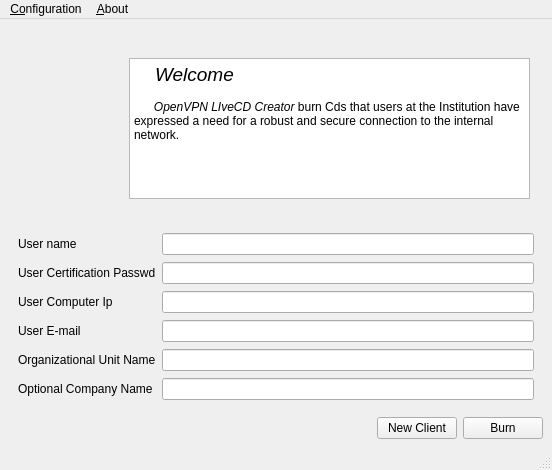
Qt form ui/mainwindow.ui (COMU/olric) before a commit.
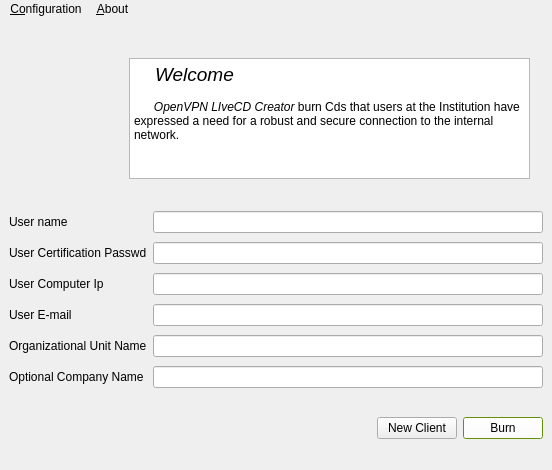
The same form after that commit. Icons and pictures are not drawn.

What changed in the file:
```diff
--- a/ui/mainwindow.ui
+++ b/ui/mainwindow.ui
@@ -18,107 +18,20 @@
   </property>
   <property name="windowIcon">
    <iconset resource="../resources/source.qrc">
-    <normaloff>:/olric.png</normaloff>:/olric.png</iconset>
+    <normaloff>:/olricWelcome.png</normaloff>:/olricWelcome.png</iconset>
+  </property>
+  <property name="autoFillBackground">
+   <bool>false</bool>
+  </property>
+  <property name="styleSheet">
+   <string>
+border-color: rgb(255, 255, 255);
+
+
+</string>
   </property>
   <widget class="QWidget" name="centralwidget">
    <layout class="QGridLayout" name="gridLayout_2">
-    <item row="1" column="0" colspan="3">
-     <widget class="QWidget" name="widget" native="true">
-      <layout class="QGridLayout" name="gridLayout">
-       <item row="0" column="0">
-        <widget class="QLabel" name="label">
-         <property name="text">
-          <string>User name</string>
-         </property>
-        </widget>
-       </item>
-       <item row="0" column="1">
-        <widget class="QLineEdit" name="line_user_name"/>
-       </item>
-       <item row="1" column="0">
-        <widget class="QLabel" name="label_2">
-         <property name="text">
-          <string>User Certification Passwd</string>
-         </property>
-        </widget>
-       </item>
-       <item row="1" column="1">
-        <widget class="QLineEdit" name="password"/>
-       </item>
-       <item row="2" column="0">
-        <widget class="QLabel" name="label_4">
-         <property name="text">
-          <string>User Computer Ip</string>
-         </property>
-        </widget>
-       </item>
-       <item row="2" column="1">
-        <widget class="QLineEdit" name="machine_name">
-         <property name="text">
-          <string/>
-         </property>
-        </widget>
-       </item>
-       <item row="3" column="0">
-        <widget class="QLabel" name="label_5">
-         <property name="text">
-          <string>User E-mail</string>
-         </property>
-        </widget>
-       </item>
-       <item row="3" column="1">
-        <widget class="QLineEdit" name="email"/>
-       </item>
-       <item row="4" column="0">
-        <widget class="QLabel" name="label_6">
-         <property name="text">
-          <string>Organizational Unit Name</string>
-         </property>
-        </widget>
-       </item>
-       <item row="4" column="1">
-        <widget class="QLineEdit" name="unit_name"/>
-       </item>
-       <item row="5" column="0">
-        <widget class="QLabel" name="label_7">
-         <property name="text">
-          <string>Optional Company Name</string>
-         </property>
-        </widget>
-       </item>
-       <item row="5" column="1">
-        <widget class="QLineEdit" name="company_name"/>
-       </item>
-      </layout>
-     </widget>
-    </item>
-    <item row="2" column="0">
-     <spacer name="horizontalSpacer">
-      <property name="orientation">
-       <enum>Qt::Horizontal</enum>
-      </property>
-      <property name="sizeHint" stdset="0">
-       <size>
-        <width>361</width>
-        <height>20</height>
-       </size>
-      </property>
-     </spacer>
-    </item>
-    <item row="2" column="1">
-     <widget class="QPushButton" name="ButtonNewClient">
-      <property name="text">
-       <string>New Client</string>
-      </property>
-     </widget>
-    </item>
-    <item row="2" column="2">
-     <widget class="QPushButton" name="ButtonBurn">
-      <property name="text">
-       <string>Burn</string>
-      </property>
-     </widget>
-    </item>
     <item row="0" column="0" colspan="3">
      <widget class="QWidget" name="widget_2" native="true">
       <widget class="QLabel" name="labelWelcome">
@@ -156,14 +69,54 @@
        </property>
       </widget>
       <widget class="QTextEdit" name="textEdit">
+       <property name="enabled">
+        <bool>true</bool>
+       </property>
        <property name="geometry">
         <rect>
          <x>120</x>
          <y>30</y>
          <width>401</width>
-         <height>141</height>
+         <height>121</height>
         </rect>
        </property>
+       <property name="palette">
+        <palette>
+         <active>
+          <colorrole role="Highlight">
+           <brush brushstyle="SolidPattern">
+            <color alpha="255">
+             <red>255</red>
+             <green>85</green>
+             <blue>255</blue>
+            </color>
+           </brush>
+          </colorrole>
+         </active>
+         <inactive>
+          <colorrole role="Highlight">
+           <brush brushstyle="SolidPattern">
+            <color alpha="255">
+             <red>255</red>
+             <green>85</green>
+             <blue>255</blue>
+            </color>
+           </brush>
+          </colorrole>
+         </inactive>
+         <disabled>
+          <colorrole role="Highlight">
+           <brush brushstyle="SolidPattern">
+            <color alpha="255">
+             <red>178</red>
+             <green>178</green>
+             <blue>178</blue>
+            </color>
+           </brush>
+          </colorrole>
+         </disabled>
+        </palette>
+       </property>
        <property name="mouseTracking">
         <bool>false</bool>
        </property>
@@ -173,6 +126,9 @@
        <property name="autoFillBackground">
         <bool>true</bool>
        </property>
+       <property name="styleSheet">
+        <string>gridline-color: rgb(255, 255, 255);</string>
+       </property>
        <property name="verticalScrollBarPolicy">
         <enum>Qt::ScrollBarAlwaysOff</enum>
        </property>
@@ -194,6 +150,596 @@
 &lt;p style=&quot;-qt-paragraph-type:empty; margin-top:0px; margin-bottom:0px; margin-left:0px; margin-right:0px; -qt-block-indent:0; text-indent:0px; font-size:12pt;&quot;&gt;&lt;/p&gt;&lt;/body&gt;&lt;/html&gt;</string>
        </property>
       </widget>
+      <widget class="QWidget" name="widget" native="true">
+       <property name="geometry">
+        <rect>
+         <x>0</x>
+         <y>180</y>
+         <width>534</width>
+         <height>185</height>
+        </rect>
+       </property>
+       <layout class="QGridLayout" name="gridLayout">
+        <item row="0" column="0">
+         <widget class="QLabel" name="label">
+          <property name="text">
+           <string>User name</string>
+          </property>
+         </widget>
+        </item>
+        <item row="0" column="1">
+         <widget class="QLineEdit" name="line_user_name">
+          <property name="palette">
+           <palette>
+            <active>
+             <colorrole role="Highlight">
+              <brush brushstyle="SolidPattern">
+               <color alpha="255">
+                <red>142</red>
+                <green>201</green>
+                <blue>15</blue>
+               </color>
+              </brush>
+             </colorrole>
+             <colorrole role="LinkVisited">
+              <brush brushstyle="SolidPattern">
+               <color alpha="255">
+                <red>142</red>
+                <green>201</green>
+                <blue>15</blue>
+               </color>
+              </brush>
+             </colorrole>
+            </active>
+            <inactive>
+             <colorrole role="Highlight">
+              <brush brushstyle="SolidPattern">
+               <color alpha="255">
+                <red>142</red>
+                <green>201</green>
+                <blue>15</blue>
+               </color>
+              </brush>
+             </colorrole>
+             <colorrole role="LinkVisited">
+              <brush brushstyle="SolidPattern">
+               <color alpha="255">
+                <red>142</red>
+                <green>201</green>
+                <blue>15</blue>
+               </color>
+              </brush>
+             </colorrole>
+            </inactive>
+            <disabled>
+             <colorrole role="Highlight">
+              <brush brushstyle="SolidPattern">
+               <color alpha="255">
+                <red>178</red>
+                <green>178</green>
+                <blue>178</blue>
+               </color>
+              </brush>
+             </colorrole>
+             <colorrole role="LinkVisited">
+              <brush brushstyle="SolidPattern">
+               <color alpha="255">
+                <red>142</red>
+                <green>201</green>
+                <blue>15</blue>
+               </color>
+              </brush>
+             </colorrole>
+            </disabled>
+           </palette>
+          </property>
+          <property name="autoFillBackground">
+           <bool>true</bool>
+          </property>
+          <property name="styleSheet">
+           <string notr="true">border-color: rgb(255, 85, 255);</string>
+          </property>
+         </widget>
+        </item>
+        <item row="1" column="0">
+         <widget class="QLabel" name="label_2">
+          <property name="text">
+           <string>User Certification Passwd</string>
+          </property>
+         </widget>
+        </item>
+        <item row="2" column="0">
+         <widget class="QLabel" name="label_4">
+          <property name="text">
+           <string>User Computer Ip</string>
+          </property>
+         </widget>
+        </item>
+        <item row="2" column="1">
+         <widget class="QLineEdit" name="machine_name">
+          <property name="palette">
+           <palette>
+            <active>
+             <colorrole role="Highlight">
+              <brush brushstyle="SolidPattern">
+               <color alpha="255">
+                <red>153</red>
+                <green>178</green>
+                <blue>38</blue>
+               </color>
+              </brush>
+             </colorrole>
+            </active>
+            <inactive>
+             <colorrole role="Highlight">
+              <brush brushstyle="SolidPattern">
+               <color alpha="255">
+                <red>153</red>
+                <green>178</green>
+                <blue>38</blue>
+               </color>
+              </brush>
+             </colorrole>
+            </inactive>
+            <disabled>
+             <colorrole role="Highlight">
+              <brush brushstyle="SolidPattern">
+               <color alpha="255">
+                <red>178</red>
+                <green>178</green>
+                <blue>178</blue>
+               </color>
+              </brush>
+             </colorrole>
+            </disabled>
+           </palette>
+          </property>
+          <property name="autoFillBackground">
+           <bool>true</bool>
+          </property>
+          <property name="styleSheet">
+           <string>border-color: rgb(0, 119, 0);</string>
+          </property>
+          <property name="text">
+           <string/>
+          </property>
+         </widget>
+        </item>
+        <item row="3" column="0">
+         <widget class="QLabel" name="label_5">
+          <property name="text">
+           <string>User E-mail</string>
+          </property>
+         </widget>
+        </item>
+        <item row="3" column="1">
+         <widget class="QLineEdit" name="email">
+          <property name="palette">
+           <palette>
+            <active>
+             <colorrole role="Highlight">
+              <brush brushstyle="SolidPattern">
+               <color alpha="255">
+                <red>142</red>
+                <green>201</green>
+                <blue>15</blue>
+               </color>
+              </brush>
+             </colorrole>
+            </active>
+            <inactive>
+             <colorrole role="Highlight">
+              <brush brushstyle="SolidPattern">
+               <color alpha="255">
+                <red>142</red>
+                <green>201</green>
+                <blue>15</blue>
+               </color>
+              </brush>
+             </colorrole>
+            </inactive>
+            <disabled>
+             <colorrole role="Highlight">
+              <brush brushstyle="SolidPattern">
+               <color alpha="255">
+                <red>178</red>
+                <green>178</green>
+                <blue>178</blue>
+               </color>
+              </brush>
+             </colorrole>
+            </disabled>
+           </palette>
+          </property>
+          <property name="styleSheet">
+           <string>border-color: rgb(0, 119, 0);</string>
+          </property>
+         </widget>
+        </item>
+        <item row="4" column="0">
+         <widget class="QLabel" name="label_6">
+          <property name="text">
+           <string>Organizational Unit Name</string>
+          </property>
+         </widget>
+        </item>
+        <item row="4" column="1">
+         <widget class="QLineEdit" name="unit_name">
+          <property name="palette">
+           <palette>
+            <active>
+             <colorrole role="Highlight">
+              <brush brushstyle="SolidPattern">
+               <color alpha="255">
+                <red>142</red>
+                <green>201</green>
+                <blue>15</blue>
+               </color>
+              </brush>
+             </colorrole>
+            </active>
+            <inactive>
+             <colorrole role="Highlight">
+              <brush brushstyle="SolidPattern">
+               <color alpha="255">
+                <red>142</red>
+                <green>201</green>
+                <blue>15</blue>
+               </color>
+              </brush>
+             </colorrole>
+            </inactive>
+            <disabled>
+             <colorrole role="Highlight">
+              <brush brushstyle="SolidPattern">
+               <color alpha="255">
+                <red>178</red>
+                <green>178</green>
+                <blue>178</blue>
+               </color>
+              </brush>
+             </colorrole>
+            </disabled>
+           </palette>
+          </property>
+          <property name="styleSheet">
+           <string>border-color: rgb(0, 119, 0);</string>
+          </property>
+         </widget>
+        </item>
+        <item row="5" column="0">
+         <widget class="QLabel" name="label_7">
+          <property name="text">
+           <string>Optional Company Name</string>
+          </property>
+         </widget>
+        </item>
+        <item row="5" column="1">
+         <widget class="QLineEdit" name="company_name">
+          <property name="palette">
+           <palette>
+            <active>
+             <colorrole role="Highlight">
+              <brush brushstyle="SolidPattern">
+               <color alpha="255">
+                <red>142</red>
+                <green>201</green>
+                <blue>15</blue>
+               </color>
+              </brush>
+             </colorrole>
+            </active>
+            <inactive>
+             <colorrole role="Highlight">
+              <brush brushstyle="SolidPattern">
+               <color alpha="255">
+                <red>142</red>
+                <green>201</green>
+                <blue>15</blue>
+               </color>
+              </brush>
+             </colorrole>
+            </inactive>
+            <disabled>
+             <colorrole role="Highlight">
+              <brush brushstyle="SolidPattern">
+               <color alpha="255">
+                <red>178</red>
+                <green>178</green>
+                <blue>178</blue>
+               </color>
+              </brush>
+             </colorrole>
+            </disabled>
+           </palette>
+          </property>
+          <property name="styleSheet">
+           <string>border-color: rgb(0, 119, 0);</string>
+          </property>
+         </widget>
+        </item>
+        <item row="1" column="1">
+         <widget class="QLineEdit" name="password">
+          <property name="palette">
+           <palette>
+            <active>
+             <colorrole role="Highlight">
+              <brush brushstyle="SolidPattern">
+               <color alpha="255">
+                <red>142</red>
+                <green>201</green>
+                <blue>15</blue>
+               </color>
+              </brush>
+             </colorrole>
+            </active>
+            <inactive>
+             <colorrole role="Highlight">
+              <brush brushstyle="SolidPattern">
+               <color alpha="255">
+                <red>142</red>
+                <green>201</green>
+                <blue>15</blue>
+               </color>
+              </brush>
+             </colorrole>
+            </inactive>
+            <disabled>
+             <colorrole role="Highlight">
+              <brush brushstyle="SolidPattern">
+               <color alpha="255">
+                <red>178</red>
+                <green>178</green>
+                <blue>178</blue>
+               </color>
+              </brush>
+             </colorrole>
+            </disabled>
+           </palette>
+          </property>
+          <property name="styleSheet">
+           <string>border-color: rgb(0, 119, 0);</string>
+          </property>
+         </widget>
+        </item>
+       </layout>
+      </widget>
+     </widget>
+    </item>
+    <item row="1" column="0">
+     <spacer name="horizontalSpacer">
+      <property name="orientation">
+       <enum>Qt::Horizontal</enum>
+      </property>
+      <property name="sizeHint" stdset="0">
+       <size>
+        <width>361</width>
+        <height>20</height>
+       </size>
+      </property>
+     </spacer>
+    </item>
+    <item row="1" column="1">
+     <widget class="QPushButton" name="ButtonNewClient">
+      <property name="palette">
+       <palette>
+        <active>
+         <colorrole role="Highlight">
+          <brush brushstyle="SolidPattern">
+           <color alpha="255">
+            <red>142</red>
+            <green>201</green>
+            <blue>15</blue>
+           </color>
+          </brush>
+         </colorrole>
+         <colorrole role="Link">
+          <brush brushstyle="SolidPattern">
+           <color alpha="255">
+            <red>142</red>
+            <green>201</green>
+            <blue>15</blue>
+           </color>
+          </brush>
+         </colorrole>
+        </active>
+        <inactive>
+         <colorrole role="Highlight">
+          <brush brushstyle="SolidPattern">
+           <color alpha="255">
+            <red>142</red>
+            <green>201</green>
+            <blue>15</blue>
+           </color>
+          </brush>
+         </colorrole>
+         <colorrole role="Link">
+          <brush brushstyle="SolidPattern">
+           <color alpha="255">
+            <red>142</red>
+            <green>201</green>
+            <blue>15</blue>
+           </color>
+          </brush>
+         </colorrole>
+        </inactive>
+        <disabled>
+         <colorrole role="Highlight">
+          <brush brushstyle="SolidPattern">
+           <color alpha="255">
+            <red>178</red>
+            <green>178</green>
+            <blue>178</blue>
+           </color>
+          </brush>
+         </colorrole>
+         <colorrole role="Link">
+          <brush brushstyle="SolidPattern">
+           <color alpha="255">
+            <red>142</red>
+            <green>201</green>
+            <blue>15</blue>
+           </color>
+          </brush>
+         </colorrole>
+        </disabled>
+       </palette>
+      </property>
+      <property name="text">
+       <string>New Client</string>
+      </property>
+     </widget>
+    </item>
+    <item row="1" column="2">
+     <widget class="QPushButton" name="ButtonBurn">
+      <property name="palette">
+       <palette>
+        <active>
+         <colorrole role="Button">
+          <brush brushstyle="SolidPattern">
+           <color alpha="255">
+            <red>255</red>
+            <green>255</green>
+            <blue>255</blue>
+           </color>
+          </brush>
+         </colorrole>
+         <colorrole role="Base">
+          <brush brushstyle="SolidPattern">
+           <color alpha="255">
+            <red>255</red>
+            <green>255</green>
+            <blue>255</blue>
+           </color>
+          </brush>
+         </colorrole>
+         <colorrole role="Window">
+          <brush brushstyle="SolidPattern">
+           <color alpha="255">
+            <red>142</red>
+            <green>201</green>
+            <blue>15</blue>
+           </color>
+          </brush>
+         </colorrole>
+         <colorrole role="Highlight">
+          <brush brushstyle="SolidPattern">
+           <color alpha="255">
+            <red>142</red>
+            <green>201</green>
+            <blue>15</blue>
+           </color>
+          </brush>
+         </colorrole>
+         <colorrole role="Link">
+          <brush brushstyle="SolidPattern">
+           <color alpha="255">
+            <red>142</red>
+            <green>201</green>
+            <blue>15</blue>
+           </color>
+          </brush>
+         </colorrole>
+        </active>
+        <inactive>
+         <colorrole role="Button">
+          <brush brushstyle="SolidPattern">
+           <color alpha="255">
+            <red>255</red>
+            <green>255</green>
+            <blue>255</blue>
+           </color>
+          </brush>
+         </colorrole>
+         <colorrole role="Base">
+          <brush brushstyle="SolidPattern">
+           <color alpha="255">
+            <red>255</red>
+            <green>255</green>
+            <blue>255</blue>
+           </color>
+          </brush>
+         </colorrole>
+         <colorrole role="Window">
+          <brush brushstyle="SolidPattern">
+           <color alpha="255">
+            <red>142</red>
+            <green>201</green>
+            <blue>15</blue>
+           </color>
+          </brush>
+         </colorrole>
+         <colorrole role="Highlight">
+          <brush brushstyle="SolidPattern">
+           <color alpha="255">
+            <red>142</red>
+            <green>201</green>
+            <blue>15</blue>
+           </color>
+          </brush>
+         </colorrole>
+         <colorrole role="Link">
+          <brush brushstyle="SolidPattern">
+           <color alpha="255">
+            <red>142</red>
+            <green>201</green>
+            <blue>15</blue>
+           </color>
+          </brush>
+         </colorrole>
+        </inactive>
+        <disabled>
+         <colorrole role="Button">
+          <brush brushstyle="SolidPattern">
+           <color alpha="255">
+            <red>255</red>
+            <green>255</green>
+            <blue>255</blue>
+           </color>
+          </brush>
+         </colorrole>
+         <colorrole role="Base">
+          <brush brushstyle="SolidPattern">
+           <color alpha="255">
+            <red>142</red>
+            <green>201</green>
+            <blue>15</blue>
+           </color>
+          </brush>
+         </colorrole>
+         <colorrole role="Window">
+          <brush brushstyle="SolidPattern">
+           <color alpha="255">
+            <red>142</red>
+            <green>201</green>
+            <blue>15</blue>
+           </color>
+          </brush>
+         </colorrole>
+         <colorrole role="Highlight">
+          <brush brushstyle="SolidPattern">
+           <color alpha="255">
+            <red>178</red>
+            <green>178</green>
+            <blue>178</blue>
+           </color>
+          </brush>
+         </colorrole>
+         <colorrole role="Link">
+          <brush brushstyle="SolidPattern">
+           <color alpha="255">
+            <red>142</red>
+            <green>201</green>
+            <blue>15</blue>
+           </color>
+          </brush>
+         </colorrole>
+        </disabled>
+       </palette>
+      </property>
+      <property name="text">
+       <string>Burn</string>
+      </property>
      </widget>
     </item>
    </layout>
@@ -204,7 +750,7 @@
      <x>0</x>
      <y>0</y>
      <width>552</width>
-     <height>26</height>
+     <height>24</height>
     </rect>
    </property>
    <widget class="QMenu" name="menuHakk_nda">
```
Left out of the diff: 25 changed lines with no effect on the pictures.
